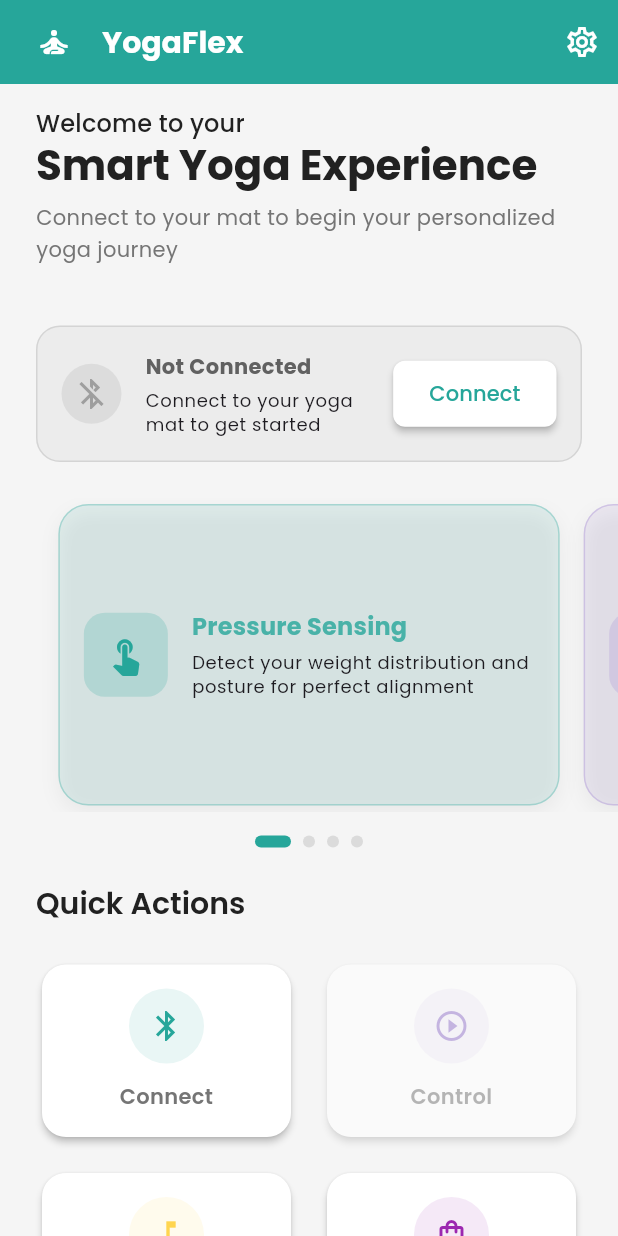
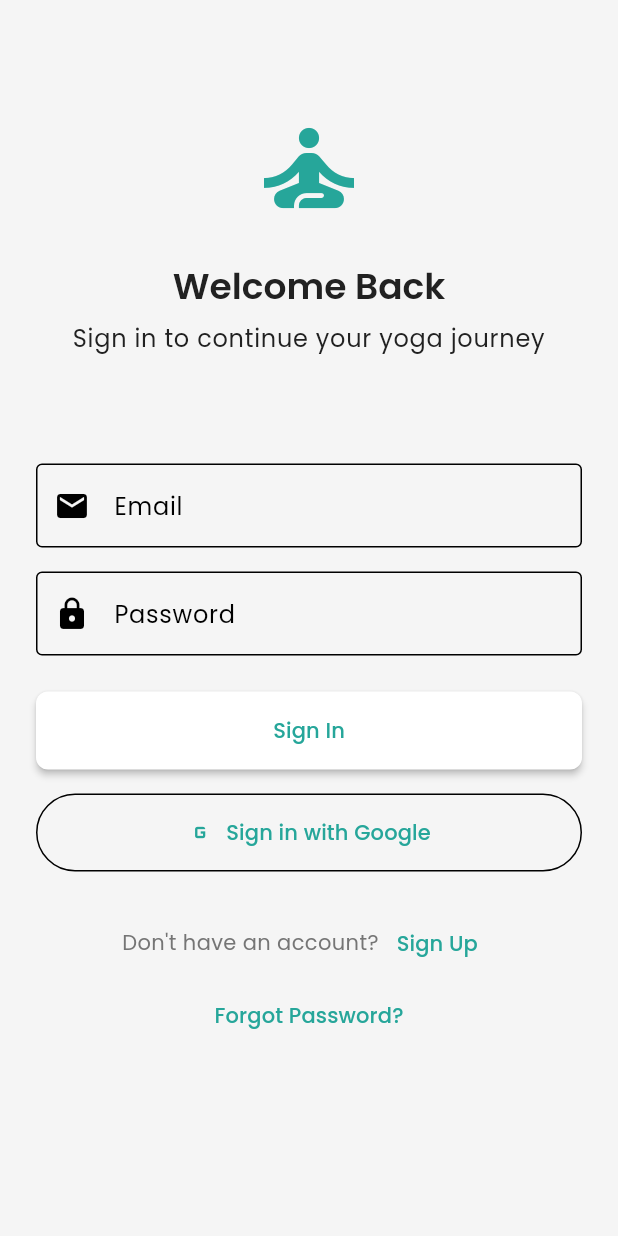
Before and after one commit to amboli471/smart_yoga_mat, a Flutter app: the screen it shows after launch, on a phone screen of 412 x 824 dp. Run offline on Flutter 3.47's test engine with Material 3 defaults, Android fonts, the phone set to English and light mode, and no system bars; our stand-ins replace animate_do, audioplayers, cloud_firestore, firebase_auth, firebase_core, fl_chart and 5 more; accounts and stored records are empty.

```diff
--- a/lib/main.dart
+++ b/lib/main.dart
@@ -4,11 +4,13 @@ import 'package:google_fonts/google_fonts.dart';
 import 'package:firebase_core/firebase_core.dart';
 
 import 'screens/home_screen.dart';
+import 'screens/auth/login_screen.dart';
 import 'services/mat_connection_service.dart';
 import 'services/audio_service.dart';
 import 'services/product_service.dart';
 import 'services/update_service.dart';
 import 'services/analytics_service.dart';
+import 'services/auth_service.dart';
 import 'theme/app_theme.dart';
 
 void main() async {
@@ -29,6 +31,7 @@ class MyApp extends StatelessWidget {
   Widget build(BuildContext context) {
     return MultiProvider(
       providers: [
+        ChangeNotifierProvider(create: (_) => AuthService()),
         ChangeNotifierProvider(create: (_) => MatConnectionService()),
         ChangeNotifierProvider(create: (_) => ModernAudioService()),
         ChangeNotifierProvider(create: (_) => ProductService()),
@@ -41,8 +44,32 @@ class MyApp extends StatelessWidget {
         darkTheme: AppTheme.darkTheme,
         themeMode: ThemeMode.system,
         debugShowCheckedModeBanner: false,
-        home: const HomeScreen(),
+        home: AuthWrapper(),
       ),
     );
   }
 }
+
+class AuthWrapper extends StatelessWidget {
+  @override
+  Widget build(BuildContext context) {
+    return Consumer<AuthService>(
+      builder: (context, authService, _) {
+        return StreamBuilder(
+          stream: authService.authStateChanges,
+          builder: (context, snapshot) {
+            if (snapshot.connectionState == ConnectionState.waiting) {
+              return Center(child: CircularProgressIndicator());
+            }
+
+            if (snapshot.hasData) {
+              return HomeScreen();
+            }
+
+            return LoginScreen();
+          },
+        );
+      },
+    );
+  }
+}
--- /dev/null
+++ b/lib/screens/auth/login_screen.dart
@@ -0,0 +1,235 @@
+import 'package:flutter/material.dart';
+import 'package:provider/provider.dart';
+import '../../services/auth_service.dart';
+import '../../theme/app_theme.dart';
+import 'signup_screen.dart';
+
+class LoginScreen extends StatefulWidget {
+  const LoginScreen({Key? key}) : super(key: key);
+
+  @override
+  State<LoginScreen> createState() => _LoginScreenState();
+}
+
+class _LoginScreenState extends State<LoginScreen> {
+  final _formKey = GlobalKey<FormState>();
+  final _emailController = TextEditingController();
+  final _passwordController = TextEditingController();
+  bool _isLoading = false;
+  String? _errorMessage;
+
+  @override
+  void dispose() {
+    _emailController.dispose();
+    _passwordController.dispose();
+    super.dispose();
+  }
+
+  Future<void> _signIn() async {
+    if (!_formKey.currentState!.validate()) return;
+
+    setState(() {
+      _isLoading = true;
+      _errorMessage = null;
+    });
+
+    try {
+      final authService = Provider.of<AuthService>(context, listen: false);
+      await authService.signInWithEmail(
+        _emailController.text.trim(),
+        _passwordController.text,
+      );
+
+      if (mounted) {
+        Navigator.pushReplacementNamed(context, '/home');
+      }
+    } catch (e) {
+      setState(() {
+        _errorMessage = 'Failed to sign in. Please check your credentials.';
+      });
+    } finally {
+      if (mounted) {
+        setState(() {
+          _isLoading = false;
+        });
+      }
+    }
+  }
+
+  Future<void> _signInWithGoogle() async {
+    setState(() {
+      _isLoading = true;
+      _errorMessage = null;
+    });
+
+    try {
+      final authService = Provider.of<AuthService>(context, listen: false);
+      final result = await authService.signInWithGoogle();
+
+      if (result != null && mounted) {
+        Navigator.pushReplacementNamed(context, '/home');
+      }
+    } catch (e) {
+      setState(() {
+        _errorMessage = 'Failed to sign in with Google.';
+      });
+    } finally {
+      if (mounted) {
+        setState(() {
+          _isLoading = false;
+        });
+      }
+    }
+  }
+
+  @override
+  Widget build(BuildContext context) {
+    return Scaffold(
+      body: SafeArea(
+        child: SingleChildScrollView(
+          padding: const EdgeInsets.all(24.0),
+          child: Form(
+            key: _formKey,
+            child: Column(
+              crossAxisAlignment: CrossAxisAlignment.stretch,
+              children: [
+                const SizedBox(height: 48),
+                Icon(
+                  Icons.self_improvement,
+                  size: 80,
+                  color: AppColors.primary,
+                ),
+                const SizedBox(height: 24),
+                Text(
+                  'Welcome Back',
+                  style: Theme.of(context).textTheme.headlineMedium,
+                  textAlign: TextAlign.center,
+                ),
+                const SizedBox(height: 8),
+                Text(
+                  'Sign in to continue your yoga journey',
+                  style: Theme.of(context).textTheme.bodyLarge,
+                  textAlign: TextAlign.center,
+                ),
+                const SizedBox(height: 48),
+
+                if (_errorMessage != null)
+                  Container(
+                    padding: const EdgeInsets.all(12),
+                    decoration: BoxDecoration(
+                      color: Colors.red.shade50,
+                      borderRadius: BorderRadius.circular(8),
+                    ),
+                    child: Text(
+                      _errorMessage!,
+                      style: TextStyle(color: Colors.red.shade900),
+                      textAlign: TextAlign.center,
+                    ),
+                  ),
+
+                const SizedBox(height: 24),
+
+                TextFormField(
+                  controller: _emailController,
+                  keyboardType: TextInputType.emailAddress,
+                  decoration: InputDecoration(
+                    labelText: 'Email',
+                    prefixIcon: Icon(Icons.email),
+                    border: OutlineInputBorder(),
+                  ),
+                  validator: (value) {
+                    if (value == null || value.isEmpty) {
+                      return 'Please enter your email';
+                    }
+                    if (!value.contains('@')) {
+                      return 'Please enter a valid email';
+                    }
+                    return null;
+                  },
+                ),
+
+                const SizedBox(height: 16),
+
+                TextFormField(
+                  controller: _passwordController,
+                  obscureText: true,
+                  decoration: InputDecoration(
+                    labelText: 'Password',
+                    prefixIcon: Icon(Icons.lock),
+                    border: OutlineInputBorder(),
+                  ),
+                  validator: (value) {
+                    if (value == null || value.isEmpty) {
+                      return 'Please enter your password';
+                    }
+                    if (value.length < 6) {
+                      return 'Password must be at least 6 characters';
+                    }
+                    return null;
+                  },
+                ),
+
+                const SizedBox(height: 24),
+
+                ElevatedButton(
+                  onPressed: _isLoading ? null : _signIn,
+                  child: _isLoading
+                      ? SizedBox(
+                          height: 20,
+                          width: 20,
+                          child: CircularProgressIndicator(
+                            strokeWidth: 2,
+                            valueColor: AlwaysStoppedAnimation<Color>(Colors.white),
+                          ),
+                        )
+                      : Text('Sign In'),
+                  style: ElevatedButton.styleFrom(
+                    padding: EdgeInsets.symmetric(vertical: 16),
+                  ),
+                ),
+
+                const SizedBox(height: 16),
+
+                OutlinedButton.icon(
+                  onPressed: _isLoading ? null : _signInWithGoogle,
+                  icon: Icon(Icons.g_mobiledata),
+                  label: Text('Sign in with Google'),
+                  style: OutlinedButton.styleFrom(
+                    padding: EdgeInsets.symmetric(vertical: 16),
+                  ),
+                ),
+
+                const SizedBox(height: 24),
+
+                Row(
+                  mainAxisAlignment: MainAxisAlignment.center,
+                  children: [
+                    Text("Don't have an account?"),
+                    TextButton(
+                      onPressed: () {
+                        Navigator.push(
+                          context,
+                          MaterialPageRoute(
+                            builder: (context) => SignUpScreen(),
+                          ),
+                        );
+                      },
+                      child: Text('Sign Up'),
+                    ),
+                  ],
+                ),
+
+                TextButton(
+                  onPressed: () {
+                    // Add password reset functionality
+                  },
+                  child: Text('Forgot Password?'),
+                ),
+              ],
+            ),
+          ),
+        ),
+      ),
+    );
+  }
+}
--- /dev/null
+++ b/lib/services/auth_service.dart
@@ -0,0 +1,100 @@
+import 'package:firebase_auth/firebase_auth.dart';
+import 'package:google_sign_in/google_sign_in.dart';
+import 'package:flutter/foundation.dart';
+import 'package:cloud_firestore/cloud_firestore.dart';
+
+class AuthService extends ChangeNotifier {
+  final FirebaseAuth _auth = FirebaseAuth.instance;
+  final GoogleSignIn _googleSignIn = GoogleSignIn();
+  final FirebaseFirestore _firestore = FirebaseFirestore.instance;
+
+  User? get currentUser => _auth.currentUser;
+  bool get isAuthenticated => currentUser != null;
+
+  Stream<User?> get authStateChanges => _auth.authStateChanges();
+
+  Future<UserCredential?> signUpWithEmail(String email, String password, String name) async {
+    try {
+      final userCredential = await _auth.createUserWithEmailAndPassword(
+        email: email,
+        password: password,
+      );
+
+      // Create user profile in Firestore
+      if (userCredential.user != null) {
+        await _firestore.collection('users').doc(userCredential.user!.uid).set({
+          'name': name,
+          'email': email,
+          'createdAt': FieldValue.serverTimestamp(),
+        });
+
+        await userCredential.user!.updateDisplayName(name);
+      }
+
+      return userCredential;
+    } catch (e) {
+      print('Error during sign up: $e');
+      rethrow;
+    }
+  }
+
+  Future<UserCredential?> signInWithEmail(String email, String password) async {
+    try {
+      return await _auth.signInWithEmailAndPassword(
+        email: email,
+        password: password,
+      );
+    } catch (e) {
+      print('Error during sign in: $e');
+      rethrow;
+    }
+  }
+
+  Future<UserCredential?> signInWithGoogle() async {
+    try {
+      final GoogleSignInAccount? googleUser = await _googleSignIn.signIn();
+      if (googleUser == null) return null;
+
+      final GoogleSignInAuthentication googleAuth = await googleUser.authentication;
+      final credential = GoogleAuthProvider.credential(
+        accessToken: googleAuth.accessToken,
+        idToken: googleAuth.idToken,
+      );
+
+      final userCredential = await _auth.signInWithCredential(credential);
+
+      // Create/update user profile in Firestore
+      if (userCredential.user != null) {
+        await _firestore.collection('users').doc(userCredential.user!.uid).set({
+          'name': userCredential.user!.displayName,
+          'email': userCredential.user!.email,
+          'lastSignIn': FieldValue.serverTimestamp(),
+        }, SetOptions(merge: true));
+      }
+
+      return userCredential;
+    } catch (e) {
+      print('Error during Google sign in: $e');
+      rethrow;
+    }
+  }
+
+  Future<void> signOut() async {
+    try {
+      await _googleSignIn.signOut();
+      await _auth.signOut();
+    } catch (e) {
+      print('Error during sign out: $e');
+      rethrow;
+    }
+  }
+
+  Future<void> resetPassword(String email) async {
+    try {
+      await _auth.sendPasswordResetEmail(email: email);
+    } catch (e) {
+      print('Error during password reset: $e');
+      rethrow;
+    }
+  }
+}
--- a/pubspec.yaml
+++ b/pubspec.yaml
@@ -16,6 +16,9 @@ dependencies:
   just_audio: ^0.9.34
   firebase_core: ^2.14.0
   firebase_database: ^10.2.3
+  firebase_auth: ^4.17.4
+  cloud_firestore: ^4.15.4
+  google_sign_in: ^6.2.1
   fl_chart: ^0.63.0
   lottie: ^2.4.0
   shared_preferences: ^2.2.0
```
Also changed, not shown: lib/screens/auth/signup_screen.dart (added, +230 -0 lines).
